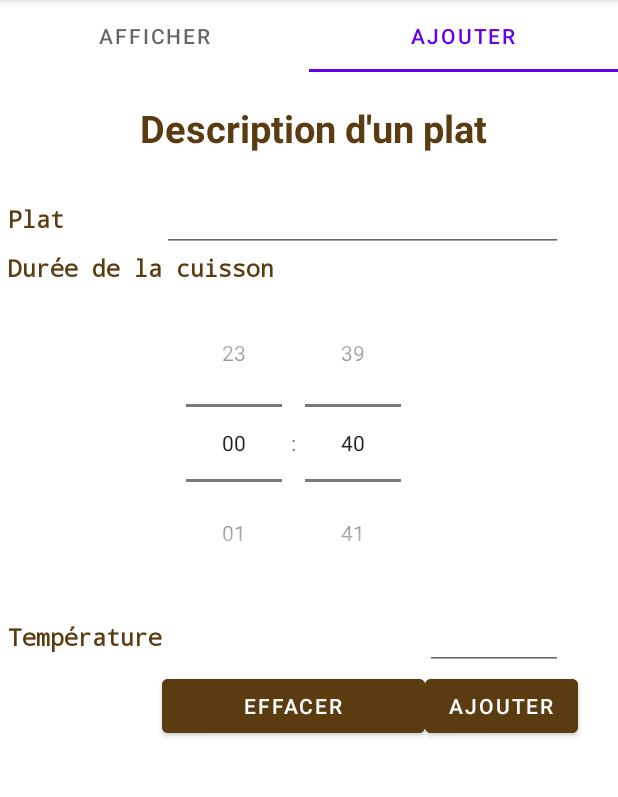
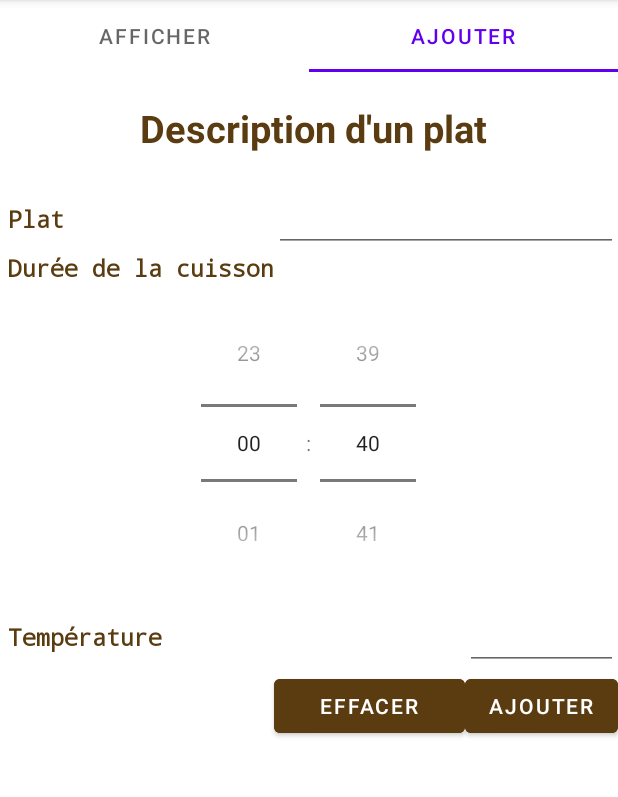
Before and after one commit to theoMichellon/AndroidProjectCuisson, an Android app: the screen it shows after launch (MainActivity), tab 2 chosen, on a phone screen of 412 x 824 dp, the part 84-881 px from its top. Run offline under Robolectric (Android 15) with nearby library versions, the phone set to English and light mode, and no system bars.

Commit message:
Update ajouter.xml

```diff
--- a/app/src/main/res/layout/ajouter.xml
+++ b/app/src/main/res/layout/ajouter.xml
@@ -2,7 +2,8 @@
 <TableLayout
     xmlns:android="http://schemas.android.com/apk/res/android"
     android:layout_width="match_parent"
-    android:layout_height="match_parent">
+    android:layout_height="match_parent"
+    android:stretchColumns="2">
 
     <TextView
         style="@style/titre_page"
@@ -17,42 +18,39 @@
             android:layout_marginLeft="@dimen/marginLeft"
             android:text="@string/lblPlat"
             />
+
         <EditText
             android:id="@+id/txtPlat"
             android:layout_width="wrap_content"
             android:layout_height="wrap_content"
-            android:layout_marginRight="@dimen/marginDroit"
-            android:layout_span="2"
             android:layout_column="1"
-            />
+            android:layout_span="3" />
     </TableRow>
-
+    <TableRow>
         <TextView
             android:layout_marginLeft="@dimen/marginLeft"
             style="@style/titre_element"
             android:text="@string/lblDuree" />
-
-    <TableRow>
+    </TableRow>
     <TimePicker
         android:id="@+id/tempsCuisson"
+        android:timePickerMode="spinner"
         android:layout_column="1"
-            android:timePickerMode="spinner"
+        android:layout_span="2"
         />
-    </TableRow>
+
 
     <TableRow>
         <TextView
             style="@style/titre_element"
             android:layout_marginLeft="@dimen/marginLeft"
-            android:text="@string/lblTemp" />
+            android:text="@string/lblTemp"/>
         <EditText
             android:id="@+id/txtTemp"
             android:inputType="number"
             android:layout_width="match_parent"
             android:layout_height="wrap_content"
-            android:layout_marginRight="@dimen/marginDroit"
-            android:layout_span="1"
-            android:layout_column="2"
+            android:layout_column="3"
             />
     </TableRow>
 
@@ -61,7 +59,7 @@
             style="@style/btn"
             android:id="@+id/btnEffacer"
             android:text="Effacer"
-            android:layout_column="1"
+            android:layout_column="2"
             android:onClick="clicEffacer"
             />
 
@@ -69,7 +67,7 @@
             style="@style/btn"
             android:id="@+id/btnValider"
             android:text="Ajouter"
-            android:layout_column="2"
+            android:layout_column="3"
             android:onClick="clicAjouter"
             />
     </TableRow>
```
Lines whose indentation alone changed are shown as unchanged.
